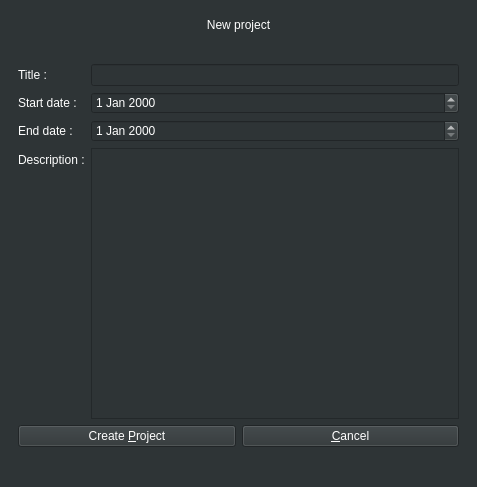
First picture: the form in mainwindow.ui, repository LouisVraie/projectManager, before the edit.
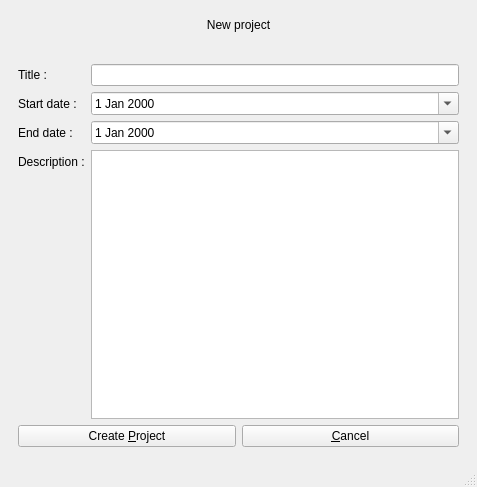
Second picture: the form after the edit.

```diff
--- a/mainwindow.ui
+++ b/mainwindow.ui
@@ -14,8 +14,7 @@
    <string>MainWindow</string>
   </property>
   <property name="styleSheet">
-   <string notr="true">background-color: rgb(46, 52, 54);
-color: rgb(255, 255, 255);</string>
+   <string notr="true"/>
   </property>
   <widget class="QWidget" name="centralwidget">
    <layout class="QVBoxLayout" name="verticalLayout_4">
@@ -194,7 +193,11 @@
            </widget>
           </item>
           <item row="1" column="1">
-           <widget class="QDateEdit" name="dateEditNewProjectStartDate"/>
+           <widget class="QDateEdit" name="dateEditNewProjectStartDate">
+            <property name="calendarPopup">
+             <bool>true</bool>
+            </property>
+           </widget>
           </item>
           <item row="2" column="0">
            <widget class="QLabel" name="labelNewProjectEndDate">
@@ -204,7 +207,11 @@
            </widget>
           </item>
           <item row="2" column="1">
-           <widget class="QDateEdit" name="dateEditNewProjectEndDate"/>
+           <widget class="QDateEdit" name="dateEditNewProjectEndDate">
+            <property name="calendarPopup">
+             <bool>true</bool>
+            </property>
+           </widget>
           </item>
           <item row="3" column="0">
            <widget class="QLabel" name="labelNewProjectDescription">
```
Left out of the diff: 2 changed lines with no effect on the pictures.
